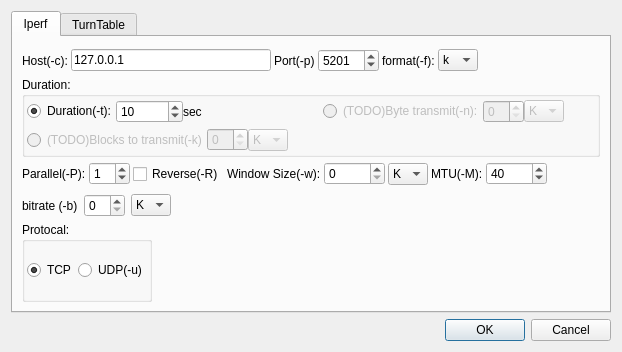
coolshou/pyIperf, file dlgConfig.ui: the form before one commit.
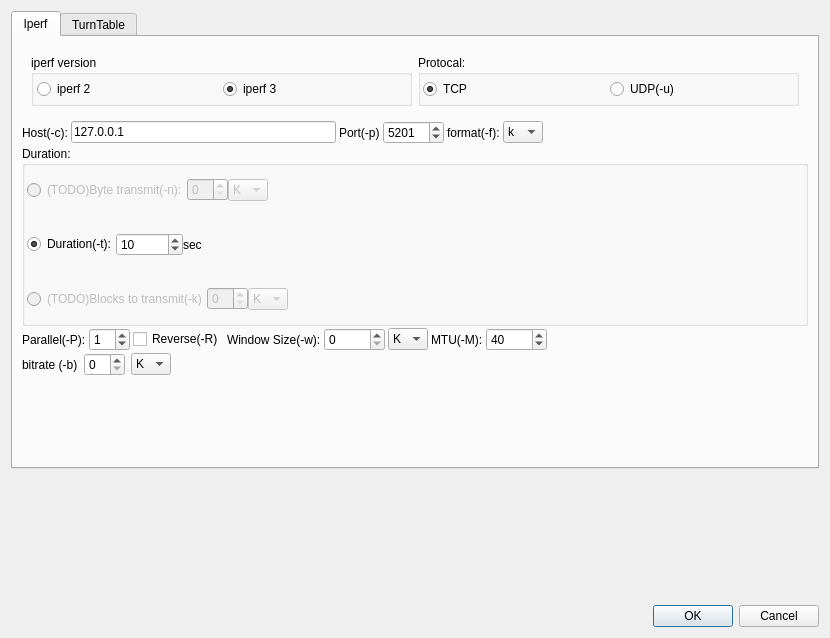
The form after the commit.

Commit message: add get_per_detail

```diff
--- a/dlgConfig.ui
+++ b/dlgConfig.ui
@@ -6,8 +6,8 @@
    <rect>
     <x>0</x>
     <y>0</y>
-    <width>622</width>
-    <height>352</height>
+    <width>830</width>
+    <height>638</height>
    </rect>
   </property>
   <property name="windowTitle">
@@ -23,7 +23,110 @@
       <attribute name="title">
        <string>Iperf</string>
       </attribute>
-      <layout class="QVBoxLayout" name="verticalLayout_6">
+      <layout class="QVBoxLayout" name="verticalLayout_3">
+       <item>
+        <widget class="QWidget" name="widget_8" native="true">
+         <layout class="QHBoxLayout" name="horizontalLayout_6">
+          <item>
+           <widget class="QGroupBox" name="groupBox_2">
+            <property name="title">
+             <string>iperf version</string>
+            </property>
+            <property name="checkable">
+             <bool>false</bool>
+            </property>
+            <layout class="QHBoxLayout" name="horizontalLayout_14">
+             <property name="spacing">
+              <number>3</number>
+             </property>
+             <property name="leftMargin">
+              <number>3</number>
+             </property>
+             <property name="topMargin">
+              <number>3</number>
+             </property>
+             <property name="rightMargin">
+              <number>3</number>
+             </property>
+             <property name="bottomMargin">
+              <number>3</number>
+             </property>
+             <item>
+              <widget class="QRadioButton" name="rbIperf2">
+               <property name="text">
+                <string>iperf 2</string>
+               </property>
+              </widget>
+             </item>
+             <item>
+              <widget class="QRadioButton" name="rbIperf3">
+               <property name="text">
+                <string>iperf 3</string>
+               </property>
+               <property name="checked">
+                <bool>true</bool>
+               </property>
+              </widget>
+             </item>
+            </layout>
+           </widget>
+          </item>
+          <item>
+           <widget class="QGroupBox" name="gbProtocal">
+            <property name="focusPolicy">
+             <enum>Qt::TabFocus</enum>
+            </property>
+            <property name="title">
+             <string>Protocal:</string>
+            </property>
+            <property name="flat">
+             <bool>false</bool>
+            </property>
+            <property name="checkable">
+             <bool>false</bool>
+            </property>
+            <layout class="QHBoxLayout" name="horizontalLayout">
+             <property name="spacing">
+              <number>2</number>
+             </property>
+             <property name="leftMargin">
+              <number>2</number>
+             </property>
+             <property name="topMargin">
+              <number>2</number>
+             </property>
+             <property name="rightMargin">
+              <number>2</number>
+             </property>
+             <property name="bottomMargin">
+              <number>2</number>
+             </property>
+             <item>
+              <widget class="QRadioButton" name="rbTCP">
+               <property name="text">
+                <string>TCP</string>
+               </property>
+               <property name="checked">
+                <bool>true</bool>
+               </property>
+              </widget>
+             </item>
+             <item>
+              <widget class="QRadioButton" name="rbUDP">
+               <property name="text">
+                <string>UDP(-u)</string>
+               </property>
+               <property name="checked">
+                <bool>false</bool>
+               </property>
+              </widget>
+             </item>
+            </layout>
+           </widget>
+          </item>
+         </layout>
+        </widget>
+       </item>
        <item>
         <widget class="QWidget" name="widget_2" native="true">
          <property name="minimumSize">
@@ -205,7 +308,7 @@
                <property name="minimumSize">
                 <size>
                  <width>0</width>
-                 <height>30</height>
+                 <height>180</height>
                 </size>
                </property>
                <property name="title">
@@ -224,10 +327,102 @@
                 <property name="bottomMargin">
                  <number>0</number>
                 </property>
-                <property name="spacing">
-                 <number>0</number>
-                </property>
                 <item row="0" column="0">
+                 <widget class="QWidget" name="widget_12" native="true">
+                  <property name="minimumSize">
+                   <size>
+                    <width>0</width>
+                    <height>25</height>
+                   </size>
+                  </property>
+                  <layout class="QHBoxLayout" name="horizontalLayout_11">
+                   <property name="spacing">
+                    <number>0</number>
+                   </property>
+                   <property name="leftMargin">
+                    <number>2</number>
+                   </property>
+                   <property name="topMargin">
+                    <number>2</number>
+                   </property>
+                   <property name="rightMargin">
+                    <number>2</number>
+                   </property>
+                   <property name="bottomMargin">
+                    <number>2</number>
+                   </property>
+                   <item>
+                    <widget class="QRadioButton" name="rbByte">
+                     <property name="enabled">
+                      <bool>false</bool>
+                     </property>
+                     <property name="text">
+                      <string>(TODO)Byte transmit(-n):</string>
+                     </property>
+                    </widget>
+                   </item>
+                   <item>
+                    <widget class="QSpinBox" name="sbByte">
+                     <property name="enabled">
+                      <bool>false</bool>
+                     </property>
+                    </widget>
+                   </item>
+                   <item>
+                    <widget class="QComboBox" name="comboByte">
+                     <property name="enabled">
+                      <bool>false</bool>
+                     </property>
+                     <property name="editable">
+                      <bool>false</bool>
+                     </property>
+                     <item>
+                      <property name="text">
+                       <string>K</string>
+                      </property>
+                     </item>
+                     <item>
+                      <property name="text">
+                       <string>M</string>
+                      </property>
+                     </item>
+                     <item>
+                      <property name="text">
+                       <string>G</string>
+                      </property>
+                     </item>
+                    </widget>
+                   </item>
+                   <item>
+                    <spacer name="horizontalSpacer_13">
+                     <property name="orientation">
+                      <enum>Qt::Horizontal</enum>
+                     </property>
+                     <property name="sizeHint" stdset="0">
+                      <size>
+                       <width>40</width>
+                       <height>20</height>
+                      </size>
+                     </property>
+                    </spacer>
+                   </item>
+                   <item>
+                    <spacer name="horizontalSpacer_9">
+                     <property name="orientation">
+                      <enum>Qt::Horizontal</enum>
+                     </property>
+                     <property name="sizeHint" stdset="0">
+                      <size>
+                       <width>40</width>
+                       <height>20</height>
+                      </size>
+                     </property>
+                    </spacer>
+                   </item>
+                  </layout>
+                 </widget>
+                </item>
+                <item row="1" column="0">
                  <widget class="QWidget" name="widget_11" native="true">
                   <property name="minimumSize">
                    <size>
@@ -297,102 +492,7 @@
                   </layout>
                  </widget>
                 </item>
-                <item row="0" column="1">
-                 <widget class="QWidget" name="widget_12" native="true">
-                  <property name="minimumSize">
-                   <size>
-                    <width>0</width>
-                    <height>25</height>
-                   </size>
-                  </property>
-                  <layout class="QHBoxLayout" name="horizontalLayout_11">
-                   <property name="spacing">
-                    <number>0</number>
-                   </property>
-                   <property name="leftMargin">
-                    <number>2</number>
-                   </property>
-                   <property name="topMargin">
-                    <number>2</number>
-                   </property>
-                   <property name="rightMargin">
-                    <number>2</number>
-                   </property>
-                   <property name="bottomMargin">
-                    <number>2</number>
-                   </property>
-                   <item>
-                    <widget class="QRadioButton" name="rbByte">
-                     <property name="enabled">
-                      <bool>false</bool>
-                     </property>
-                     <property name="text">
-                      <string>(TODO)Byte transmit(-n):</string>
-                     </property>
-                    </widget>
-                   </item>
-                   <item>
-                    <widget class="QSpinBox" name="sbByte">
-                     <property name="enabled">
-                      <bool>false</bool>
-                     </property>
-                    </widget>
-                   </item>
-                   <item>
-                    <widget class="QComboBox" name="comboByte">
-                     <property name="enabled">
-                      <bool>false</bool>
-                     </property>
-                     <property name="editable">
-                      <bool>false</bool>
-                     </property>
-                     <item>
-                      <property name="text">
-                       <string>K</string>
-                      </property>
-                     </item>
-                     <item>
-                      <property name="text">
-                       <string>M</string>
-                      </property>
-                     </item>
-                     <item>
-                      <property name="text">
-                       <string>G</string>
-                      </property>
-                     </item>
-                    </widget>
-                   </item>
-                   <item>
-                    <spacer name="horizontalSpacer_13">
-                     <property name="orientation">
-                      <enum>Qt::Horizontal</enum>
-                     </property>
-                     <property name="sizeHint" stdset="0">
-                      <size>
-                       <width>40</width>
-                       <height>20</height>
-                      </size>
-                     </property>
-                    </spacer>
-                   </item>
-                   <item>
-                    <spacer name="horizontalSpacer_9">
-                     <property name="orientation">
-                      <enum>Qt::Horizontal</enum>
-                     </property>
-                     <property name="sizeHint" stdset="0">
-                      <size>
-                       <width>40</width>
-                       <height>20</height>
-                      </size>
-                     </property>
-                    </spacer>
-                   </item>
-                  </layout>
-                 </widget>
-                </item>
-                <item row="1" column="0">
+                <item row="2" column="0">
                  <widget class="QWidget" name="widget_13" native="true">
                   <property name="minimumSize">
                    <size>
@@ -706,72 +806,6 @@
              <property name="bottomMargin">
               <number>0</number>
              </property>
-             <item>
-              <widget class="QGroupBox" name="gbProtocal">
-               <property name="focusPolicy">
-                <enum>Qt::TabFocus</enum>
-               </property>
-               <property name="title">
-                <string>Protocal:</string>
-               </property>
-               <property name="flat">
-                <bool>false</bool>
-               </property>
-               <property name="checkable">
-                <bool>false</bool>
-               </property>
-               <layout class="QHBoxLayout" name="horizontalLayout">
-                <property name="spacing">
-                 <number>2</number>
-                </property>
-                <property name="leftMargin">
-                 <number>2</number>
-                </property>
-                <property name="topMargin">
-                 <number>2</number>
-                </property>
-                <property name="rightMargin">
-                 <number>2</number>
-                </property>
-                <property name="bottomMargin">
-                 <number>2</number>
-                </property>
-                <item>
-                 <widget class="QRadioButton" name="rbTCP">
-                  <property name="text">
-                   <string>TCP</string>
-                  </property>
-                  <property name="checked">
-                   <bool>true</bool>
-                  </property>
-                 </widget>
-                </item>
-                <item>
-                 <widget class="QRadioButton" name="rbUDP">
-                  <property name="text">
-                   <string>UDP(-u)</string>
-                  </property>
-                  <property name="checked">
-                   <bool>false</bool>
-                  </property>
-                 </widget>
-                </item>
-               </layout>
-              </widget>
-             </item>
-             <item>
-              <spacer name="horizontalSpacer">
-               <property name="orientation">
-                <enum>Qt::Horizontal</enum>
-               </property>
-               <property name="sizeHint" stdset="0">
-                <size>
-                 <width>40</width>
-                 <height>20</height>
-                </size>
-               </property>
-              </spacer>
-             </item>
             </layout>
            </widget>
           </item>
@@ -940,6 +974,19 @@
      </widget>
     </widget>
    </item>
+   <item>
+    <spacer name="verticalSpacer_2">
+     <property name="orientation">
+      <enum>Qt::Vertical</enum>
+     </property>
+     <property name="sizeHint" stdset="0">
+      <size>
+       <width>20</width>
+       <height>40</height>
+      </size>
+     </property>
+    </spacer>
+   </item>
    <item>
     <widget class="QDialogButtonBox" name="buttonBox">
      <property name="orientation">
```
The commit also changes 1 other file.
